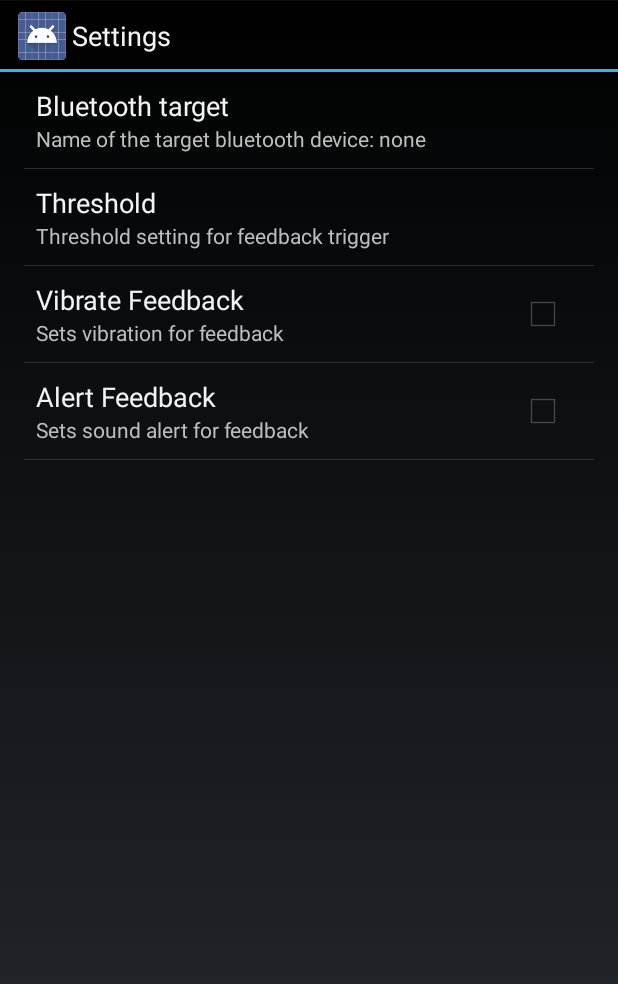
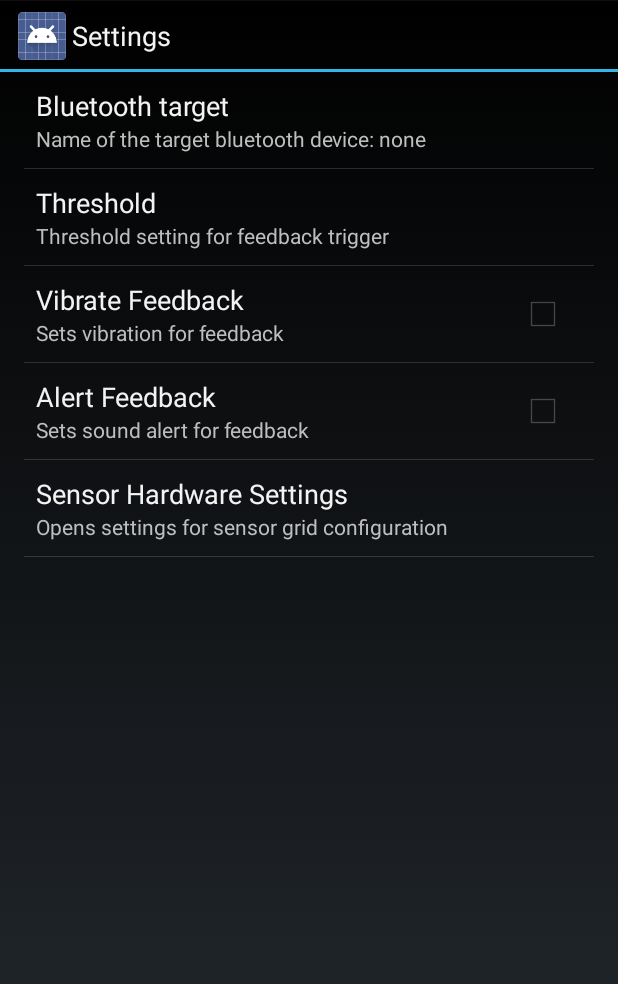
Before and after one commit to rcacurs/SmartWear-AS, an Android app: the screen it shows after launch (AppPreferenceActivity), in the options menu, after a tap on "Settings", on a phone screen of 412 x 824 dp. Shown: the top 984 px of the screen. Run offline under Robolectric (Android 15) with nearby library versions, the phone set to English and light mode, and no system bars.

Commit message:
Sensor hardware preference activity.

```diff
--- a/head-and-posture/src/main/AndroidManifest.xml
+++ b/head-and-posture/src/main/AndroidManifest.xml
@@ -31,5 +31,7 @@
         <activity android:name=".AppPreferenceActivity"
                   android:label="@string/preferences_label"
             ></activity>
+        <activity android:name=".SensorHardwarePreferenceActivity"
+                  android:label="@string/sensor_preferences_label"></activity>
     </application>
 </manifest>
--- a/head-and-posture/src/main/java/lv/edi/HeadAndPosture/AppPreferenceActivity.java
+++ b/head-and-posture/src/main/java/lv/edi/HeadAndPosture/AppPreferenceActivity.java
@@ -23,6 +23,7 @@ public class AppPreferenceActivity extends Activity {
     public static class SettingsFragment extends PreferenceFragment implements SharedPreferences.OnSharedPreferenceChangeListener {
 
         private Preference bluetoothTargetPreference;
+        private Preference openSensorSettingsPreference;
         @Override
         public void onCreate(Bundle savedInstanceState){
             super.onCreate(savedInstanceState);
@@ -34,6 +35,15 @@ public class AppPreferenceActivity extends Activity {
                 public boolean onPreferenceClick(Preference preference) {
                     Intent intent = new Intent(getActivity(), DeviceListActivity.class);
                     startActivityForResult(intent, REQUEST_SELECT_TARGET_DEVICE);
+                    return true;
+                }
+            });
+
+            openSensorSettingsPreference = findPreference("open_sensor_preference_activity");
+            openSensorSettingsPreference.setOnPreferenceClickListener(new OnPreferenceClickListener() {
+                public boolean onPreferenceClick(Preference preference) {
+                    Intent intent = new Intent(getActivity(), SensorHardwarePreferenceActivity.class);
+                    startActivity(intent);
                     return true;
                 }
             });
@@ -71,14 +81,14 @@ public class AppPreferenceActivity extends Activity {
         public void onSharedPreferenceChanged(SharedPreferences sharedPreferences, String key){
             if(key.equals("pref_bluetooth_target")) {
                 Preference pref = findPreference(key);
-                String targetDeviceAddress=sharedPreferences.getString("pref_bluetooth_target", "none");
+                String targetDeviceAddress = sharedPreferences.getString("pref_bluetooth_target", "none");
                 Resources res = getResources();
 
-                if(targetDeviceAddress.equals("none")){
-                    pref.setSummary(res.getString(R.string.pref_summary_bluetooth_target)+": none");
-                } else{
+                if (targetDeviceAddress.equals("none")) {
+                    pref.setSummary(res.getString(R.string.pref_summary_bluetooth_target) + ": none");
+                } else {
                     BluetoothDevice btDevice = application.btAdapter.getRemoteDevice(targetDeviceAddress);
-                    pref.setSummary(res.getString(R.string.pref_summary_bluetooth_target)+": "+btDevice.getName());
+                    pref.setSummary(res.getString(R.string.pref_summary_bluetooth_target) + ": " + btDevice.getName());
                 }
 
             }
--- a/head-and-posture/src/main/java/lv/edi/HeadAndPosture/HeadAndPostureApplication.java
+++ b/head-and-posture/src/main/java/lv/edi/HeadAndPosture/HeadAndPostureApplication.java
@@ -23,7 +23,6 @@ import lv.edi.SmartWearProcessing.Sensor;
  */
 public class HeadAndPostureApplication extends Application implements SharedPreferences.OnSharedPreferenceChangeListener, BluetoothEventListener, ProcessingEventListener, BatteryLevelEventListener {
     public static final int  BATTERY_LEVEL_UPDATE = 45;
-    final int NUMBER_OF_SENSORS = 1;
     final int REQUEST_ENABLE_BT = 2;
     SharedPreferences sharedPrefs;
     BluetoothAdapter btAdapter;
@@ -31,6 +30,13 @@ public class HeadAndPostureApplication extends Application implements SharedPref
     boolean vibrateFeedback;
     boolean alertFeedback;
     float threshold;
+    int numberOfSensors;
+    int headSensorIndex;
+    int nrOfCols, nrOfRows;
+    int refRow, refCol;
+    int batteryPacketIndex;
+    boolean startSensorLeft;
+
     BluetoothService btService;
     Vector<Sensor> sensors; ;
 
@@ -46,9 +52,28 @@ public class HeadAndPostureApplication extends Application implements SharedPref
         super.onCreate();
         sharedPrefs = PreferenceManager.getDefaultSharedPreferences(this);
         sharedPrefs.registerOnSharedPreferenceChangeListener(this);
-        sensors = new Vector<Sensor>(NUMBER_OF_SENSORS);
-        sensors.setSize(NUMBER_OF_SENSORS);
-        for(int i=0; i<NUMBER_OF_SENSORS; i++){
+
+        // OBTAIN SETTING VALUES
+        String numberOfSensorsS = sharedPrefs.getString("pref_nr_sensors", "21");
+        int numberOfSensors = Integer.parseInt(numberOfSensorsS);
+        String headSensorIndexS = sharedPrefs.getString("pref_head_idx", "20");
+        int headSensorIndex = Integer.parseInt(headSensorIndexS);
+        String nrOfColsS = sharedPrefs.getString("pref_nr_cols", "4");
+        nrOfCols = Integer.parseInt(nrOfColsS);
+        String nrOfRowsS = sharedPrefs.getString("pref_nr_rows", "5");
+        nrOfRows = Integer.parseInt(nrOfRowsS);
+        String batteryPacketIndexS = sharedPrefs.getString("pref_battery_idx", "21");
+        batteryPacketIndex = Integer.parseInt(batteryPacketIndexS);
+        startSensorLeft = sharedPrefs.getBoolean("pref_start_left", true);
+        alertFeedback = sharedPrefs.getBoolean("pref_vibrate", false);
+        vibrateFeedback = sharedPrefs.getBoolean("pref_alert", false);
+        String refRowS = sharedPrefs.getString("pref_ref_row_idx", "2");
+        refRow = Integer.parseInt(refRowS);
+        String refColS = sharedPrefs.getString("pref_ref_col_idx", "2");
+
+        sensors = new Vector<Sensor>(numberOfSensors);
+        sensors.setSize(numberOfSensors);
+        for(int i=0; i<numberOfSensors; i++){
             sensors.set(i,new Sensor(i, true));
         }
         batteryLevel = new BatteryLevel();
@@ -77,13 +102,72 @@ public class HeadAndPostureApplication extends Application implements SharedPref
 
         if(key.equals("pref_vibrate")){
             vibrateFeedback = sharedPreferences.getBoolean("pref_vibrate", false);
-            Log.d("PREFERENCES", "vibrate set "+vibrateFeedback);
+            Log.d("PREFERENCES", "vibrate set " + vibrateFeedback);
         }
 
         if(key.equals("pref_alert")){
             alertFeedback = sharedPreferences.getBoolean("pref_alert", false);
             Log.d("PREFERENCES", "alert set "+alertFeedback);
         }
+
+        if(key.equals("pref_nr_sensors")){
+            String numberOfSensorsS = sharedPreferences.getString("pref_nr_sensors", "21");
+            numberOfSensors = Integer.parseInt(numberOfSensorsS);
+            sensors.setSize(numberOfSensors);
+            for(int i=0; i<numberOfSensors; i++){
+                sensors.set(i,new Sensor(i, true));
+            }
+            Log.d("PREFERENCES", "sensor nr changed "+numberOfSensors);
+
+        }
+
+        if(key.equals("pref_head_idx")){
+            String headSensorIndexS = sharedPreferences.getString("pref_head_idx", "20");
+            headSensorIndex = Integer.parseInt(headSensorIndexS);
+
+            Log.d("PREFERENCES", "head sensor idx changed "+headSensorIndex);
+        }
+
+        if(key.equals("pref_nr_cols")){
+            String nrOfColsS = sharedPreferences.getString("pref_nr_cols", "4");
+            nrOfCols = Integer.parseInt(nrOfColsS);
+
+            Log.d("PREFERENCES", "number of columns changed "+nrOfCols);
+        }
+
+        if(key.equals("pref_nr_rows")){
+            String nrOfRowsS = sharedPreferences.getString("pref_nr_rows", "5");
+            nrOfRows = Integer.parseInt(nrOfRowsS);
+
+            Log.d("PREFERENCES", "number of rows changed "+nrOfRows);
+        }
+
+        if(key.equals("pref_start_left")){
+            startSensorLeft = sharedPreferences.getBoolean("pref_start_left", true);
+            Log.d("PREFERENCES", "starting sensor from left: "+startSensorLeft);
+        }
+
+        if(key.equals("pref_battery_idx")){
+            String batteryPacketIndexS = sharedPreferences.getString("pref_battery_idx", "21");
+            batteryPacketIndex = Integer.parseInt(batteryPacketIndexS);
+
+            Log.d("PREFERENCES", "battery packet index changed "+batteryPacketIndex);
+        }
+
+        if(key.equals("pref_ref_row_idx")){
+            String refRowS = sharedPreferences.getString("pref_ref_row_idx", "2");
+            refRow = Integer.parseInt(refRowS);
+
+            Log.d("PREFERENCES", "reference row changed "+refRow);
+        }
+
+        if(key.equals("pref_ref_col_idx")){
+            String refColS = sharedPreferences.getString("pref_ref_col_idx", "2");
+            refCol = Integer.parseInt(refColS);
+
+            Log.d("PREFERENCES", "reference col changed  "+refCol);
+        }
+
     }
 
     // battery level listeners
--- a/head-and-posture/src/main/res/xml/preferences.xml
+++ b/head-and-posture/src/main/res/xml/preferences.xml
@@ -22,5 +22,9 @@
         android:title="@string/pref_alert"
         android:summary="@string/pref_summary_alert"
         android:defaultValue="false"/>
+    <Preference
+        android:key="open_sensor_preference_activity"
+        android:title="@string/pref_title_open_sensor_prefs"
+        android:summary="@string/pref_summary_open_sensor_prefs"></Preference>
 
 </PreferenceScreen>
--- a/settings.gradle
+++ /dev/null
@@ -1 +0,0 @@
-include ':core-app', ':head-tilt', ':smartwear-processing-lib', ':bluetooth-lib', ':head-and-posture'
--- a/smartwear-processing-lib/build.gradle
+++ /dev/null
@@ -1,5 +0,0 @@
-apply plugin: 'java'
-
-dependencies {
-    compile fileTree(dir: 'libs', include: ['*.jar'])
-}
```
Also changed, not shown: build.gradle (deleted, +0 -15 lines), core-app/build.gradle (deleted, +0 -28 lines), head-and-posture/src/main/java/lv/edi/HeadAndPosture/SensorHardwarePreferenceActivity.java (added, +39 -0 lines), head-and-posture/src/main/res/values/strings.xml (+1 -17 lines), head-and-posture/src/main/res/values/strings_activity_sensor_settings.xml (added, +20 -0 lines), head-and-posture/src/main/res/values/strings_activity_settings.xml (+12 -58 lines), head-and-posture/src/main/res/xml/pref_data_sync.xml (deleted, +0 -21 lines), head-and-posture/src/main/res/xml/pref_general.xml (deleted, +0 -33 lines), head-and-posture/src/main/res/xml/pref_headers.xml (deleted, +0 -14 lines), head-and-posture/src/main/res/xml/pref_notification.xml (deleted, +0 -27 lines), head-and-posture/src/main/res/xml/sensor_hardware_preferences.xml (added, +72 -0 lines), head-tilt/build.gradle (deleted, +0 -34 lines), 3 other files.
